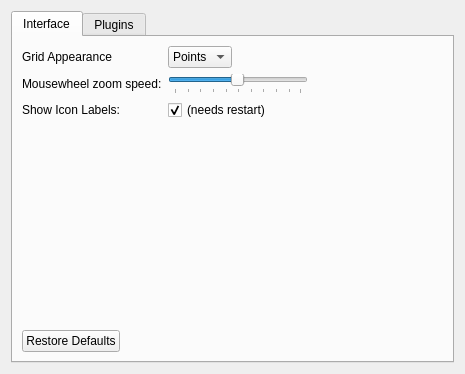
The window that cadnano/gui/ui/dialogs/preferences.ui (cadnano/cadnano2.5) describes before a commit, drawn with Qt 5.
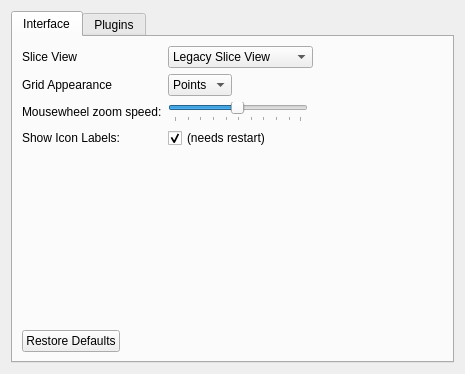
The same window after the commit. Icons and pictures are not drawn.

Commit message:
2.5.1:  Add option to change slice view
Using Qt Creator, add UI elements to change the slice view.  Create a
new ComboBox with two options:  'Legacy Slice View' and 'Advanced Slice
View'

```diff
--- a/cadnano/gui/ui/dialogs/preferences.ui
+++ b/cadnano/gui/ui/dialogs/preferences.ui
@@ -41,14 +41,43 @@
          <property name="fieldGrowthPolicy">
           <enum>QFormLayout::FieldsStayAtSizeHint</enum>
          </property>
-         <item row="2" column="0">
+         <item row="1" column="0">
+          <widget class="QLabel" name="Grid">
+           <property name="text">
+            <string>Grid Appearance</string>
+           </property>
+          </widget>
+         </item>
+         <item row="1" column="1">
+          <widget class="QComboBox" name="grid_appearance_type_combo_box">
+           <item>
+            <property name="text">
+             <string>Points</string>
+            </property>
+            <property name="icon">
+             <iconset resource="cadnano.gui.ui.dialogs.dialogicons.qrc">
+              <normaloff>:/part/grid_points</normaloff>:/part/grid_points</iconset>
+            </property>
+           </item>
+           <item>
+            <property name="text">
+             <string>Lines</string>
+            </property>
+            <property name="icon">
+             <iconset resource="cadnano.gui.ui.dialogs.dialogicons.qrc">
+              <normaloff>:/part/grid_lines</normaloff>:/part/grid_lines</iconset>
+            </property>
+           </item>
+          </widget>
+         </item>
+         <item row="3" column="0">
           <widget class="QLabel" name="zoom_speed_label">
            <property name="text">
             <string>Mousewheel zoom speed:</string>
            </property>
           </widget>
          </item>
-         <item row="2" column="1">
+         <item row="3" column="1">
           <widget class="QSlider" name="zoom_speed_slider">
            <property name="minimumSize">
             <size>
@@ -82,43 +111,14 @@
            </property>
           </widget>
          </item>
-         <item row="0" column="0">
-          <widget class="QLabel" name="Grid">
-           <property name="text">
-            <string>Grid Appearance</string>
-           </property>
-          </widget>
-         </item>
-         <item row="0" column="1">
-          <widget class="QComboBox" name="grid_appearance_type_combo_box">
-           <item>
-            <property name="text">
-             <string>Points</string>
-            </property>
-            <property name="icon">
-             <iconset resource="cadnano.gui.ui.dialogs.dialogicons.qrc">
-              <normaloff>:/part/grid_points</normaloff>:/part/grid_points</iconset>
-            </property>
-           </item>
-           <item>
-            <property name="text">
-             <string>Lines</string>
-            </property>
-            <property name="icon">
-             <iconset resource="cadnano.gui.ui.dialogs.dialogicons.qrc">
-              <normaloff>:/part/grid_lines</normaloff>:/part/grid_lines</iconset>
-            </property>
-           </item>
-          </widget>
-         </item>
-         <item row="3" column="0">
+         <item row="4" column="0">
           <widget class="QLabel" name="show_icon_label_text">
            <property name="text">
             <string>Show Icon Labels:</string>
            </property>
           </widget>
          </item>
-         <item row="3" column="1">
+         <item row="4" column="1">
           <widget class="QCheckBox" name="show_icon_labels">
            <property name="text">
             <string>(needs restart)</string>
@@ -128,6 +128,27 @@
            </property>
           </widget>
          </item>
+         <item row="0" column="0">
+          <widget class="QLabel" name="legacy_slice_view_label">
+           <property name="text">
+            <string>Slice View</string>
+           </property>
+          </widget>
+         </item>
+         <item row="0" column="1">
+          <widget class="QComboBox" name="legacy_slice_view_combo_box">
+           <item>
+            <property name="text">
+             <string>Legacy Slice View</string>
+            </property>
+           </item>
+           <item>
+            <property name="text">
+             <string>Advanced Slice View</string>
+            </property>
+           </item>
+          </widget>
+         </item>
         </layout>
        </item>
        <item>
```
